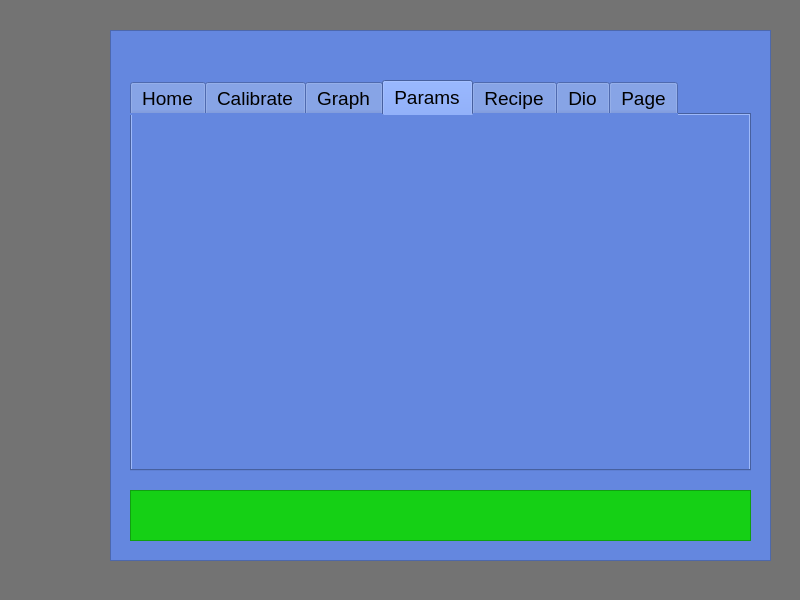
sigurgeirg/sandbox, file flowscale/forms/mainwindow.ui: the form before one commit.
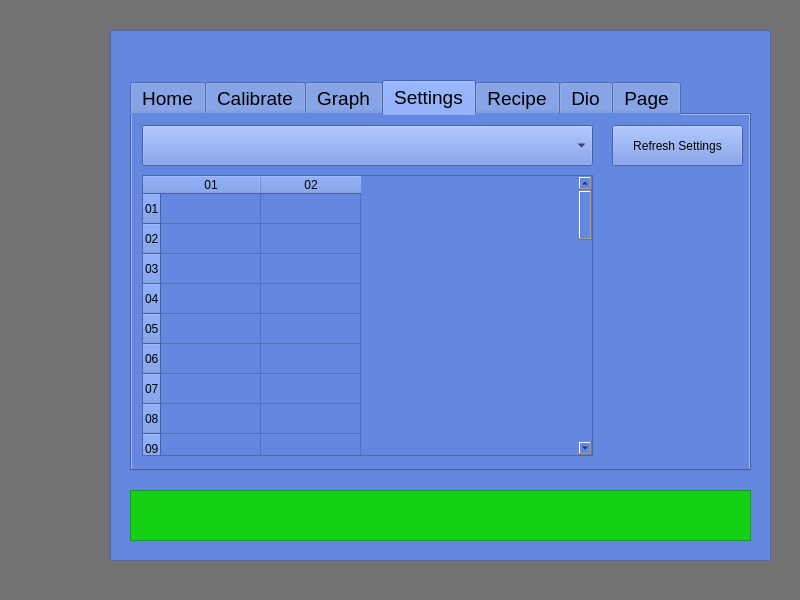
The form after the commit. The open tabs and pages were chosen to show the change. Custom widgets are drawn as their Qt base class.

```diff
--- a/flowscale/forms/mainwindow.ui
+++ b/flowscale/forms/mainwindow.ui
@@ -1223,8 +1223,257 @@
      </widget>
      <widget class="QWidget" name="tabParams">
       <attribute name="title">
-       <string>Params</string>
+       <string>Settings</string>
       </attribute>
+      <widget class="QComboBox" name="cbSettingsMenu">
+       <property name="geometry">
+        <rect>
+         <x>10</x>
+         <y>10</y>
+         <width>451</width>
+         <height>41</height>
+        </rect>
+       </property>
+      </widget>
+      <widget class="QPushButton" name="btnRefreshSettingsList">
+       <property name="geometry">
+        <rect>
+         <x>480</x>
+         <y>10</y>
+         <width>131</width>
+         <height>41</height>
+        </rect>
+       </property>
+       <property name="text">
+        <string>Refresh Settings</string>
+       </property>
+      </widget>
+      <widget class="QTableWidget" name="settingsTable">
+       <property name="geometry">
+        <rect>
+         <x>10</x>
+         <y>60</y>
+         <width>451</width>
+         <height>281</height>
+        </rect>
+       </property>
+       <property name="minimumSize">
+        <size>
+         <width>451</width>
+         <height>0</height>
+        </size>
+       </property>
+       <row>
+        <property name="text">
+         <string>01</string>
+        </property>
+       </row>
+       <row>
+        <property name="text">
+         <string>02</string>
+        </property>
+       </row>
+       <row>
+        <property name="text">
+         <string>03</string>
+        </property>
+       </row>
+       <row>
+        <property name="text">
+         <string>04</string>
+        </property>
+       </row>
+       <row>
+        <property name="text">
+         <string>05</string>
+        </property>
+       </row>
+       <row>
+        <property name="text">
+         <string>06</string>
+        </property>
+       </row>
+       <row>
+        <property name="text">
+         <string>07</string>
+        </property>
+       </row>
+       <row>
+        <property name="text">
+         <string>08</string>
+        </property>
+       </row>
+       <row>
+        <property name="text">
+         <string>09</string>
+        </property>
+       </row>
+       <row>
+        <property name="text">
+         <string>10</string>
+        </property>
+       </row>
+       <row>
+        <property name="text">
+         <string>11</string>
+        </property>
+       </row>
+       <row>
+        <property name="text">
+         <string>12</string>
+        </property>
+       </row>
+       <row>
+        <property name="text">
+         <string>13</string>
+        </property>
+       </row>
+       <row>
+        <property name="text">
+         <string>14</string>
+        </property>
+       </row>
+       <row>
+        <property name="text">
+         <string>15</string>
+        </property>
+       </row>
+       <row>
+        <property name="text">
+         <string>16</string>
+        </property>
+       </row>
+       <row>
+        <property name="text">
+         <string>17</string>
+        </property>
+       </row>
+       <row>
+        <property name="text">
+         <string>18</string>
+        </property>
+       </row>
+       <row>
+        <property name="text">
+         <string>19</string>
+        </property>
+       </row>
+       <row>
+        <property name="text">
+         <string>20</string>
+        </property>
+       </row>
+       <row>
+        <property name="text">
+         <string>21</string>
+        </property>
+       </row>
+       <row>
+        <property name="text">
+         <string>22</string>
+        </property>
+       </row>
+       <row>
+        <property name="text">
+         <string>23</string>
+        </property>
+       </row>
+       <row>
+        <property name="text">
+         <string>24</string>
+        </property>
+       </row>
+       <row>
+        <property name="text">
+         <string>25</string>
+        </property>
+       </row>
+       <row>
+        <property name="text">
+         <string>26</string>
+        </property>
+       </row>
+       <row>
+        <property name="text">
+         <string>27</string>
+        </property>
+       </row>
+       <row>
+        <property name="text">
+         <string>28</string>
+        </property>
+       </row>
+       <row>
+        <property name="text">
+         <string>29</string>
+        </property>
+       </row>
+       <row>
+        <property name="text">
+         <string>30</string>
+        </property>
+       </row>
+       <row>
+        <property name="text">
+         <string>31</string>
+        </property>
+       </row>
+       <row>
+        <property name="text">
+         <string>32</string>
+        </property>
+       </row>
+       <row>
+        <property name="text">
+         <string>33</string>
+        </property>
+       </row>
+       <row>
+        <property name="text">
+         <string>34</string>
+        </property>
+       </row>
+       <row>
+        <property name="text">
+         <string>35</string>
+        </property>
+       </row>
+       <row>
+        <property name="text">
+         <string>36</string>
+        </property>
+       </row>
+       <row>
+        <property name="text">
+         <string>37</string>
+        </property>
+       </row>
+       <row>
+        <property name="text">
+         <string>38</string>
+        </property>
+       </row>
+       <row>
+        <property name="text">
+         <string>39</string>
+        </property>
+       </row>
+       <row>
+        <property name="text">
+         <string>40</string>
+        </property>
+       </row>
+       <column>
+        <property name="text">
+         <string>01</string>
+        </property>
+       </column>
+       <column>
+        <property name="text">
+         <string>02</string>
+        </property>
+       </column>
+      </widget>
      </widget>
      <widget class="QWidget" name="tabRecipe">
       <attribute name="title">
```
Left out of the diff: 67 changed lines with no effect on the pictures.
